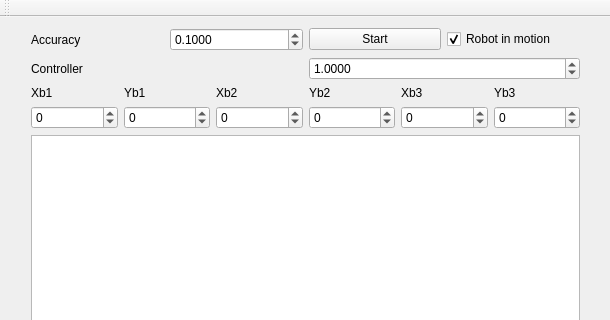
Old version of the form mainwindow.ui in the repository qbrefort/sonar; both pictures show x 0 to 610 and y 0 to 320 of the 610 by 677 pixel window.
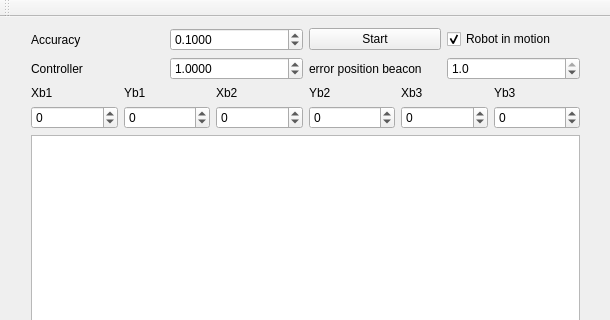
New version of the form.

Commit message: Interval added on position.

The edit to the form file:
```diff
--- a/mainwindow.ui
+++ b/mainwindow.ui
@@ -105,6 +105,35 @@
          </property>
         </widget>
        </item>
+       <item>
+        <widget class="QLabel" name="label_Epsilon_8">
+         <property name="text">
+          <string>error position beacon</string>
+         </property>
+        </widget>
+       </item>
+       <item>
+        <widget class="QDoubleSpinBox" name="eiSpinBox">
+         <property name="locale">
+          <locale language="English" country="UnitedStates"/>
+         </property>
+         <property name="decimals">
+          <number>1</number>
+         </property>
+         <property name="minimum">
+          <double>0.000000000000000</double>
+         </property>
+         <property name="maximum">
+          <double>1.000000000000000</double>
+         </property>
+         <property name="singleStep">
+          <double>0.100000000000000</double>
+         </property>
+         <property name="value">
+          <double>1.000000000000000</double>
+         </property>
+        </widget>
+       </item>
       </layout>
      </item>
      <item>
```
The commit also changes 5 other files.
